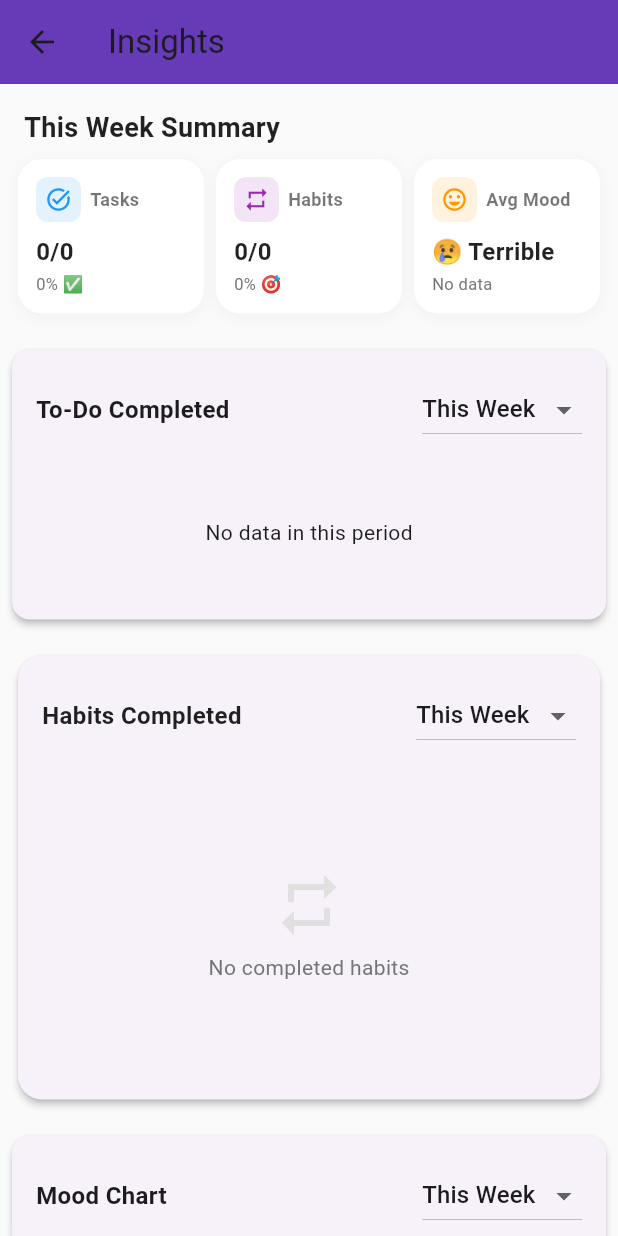
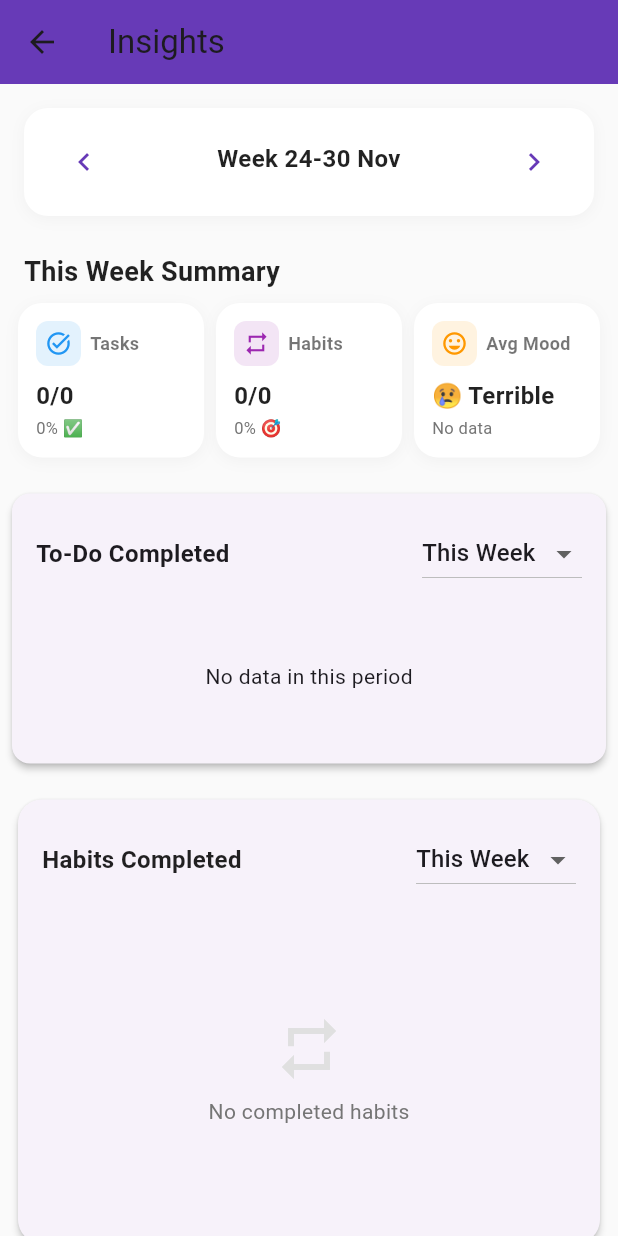
Before and after one commit to tranght0o/my_productivity_app, a Flutter app: the InsightScreen screen opened directly, on a phone screen of 412 x 824 dp. Run offline on Flutter 3.47's test engine with Material 3 defaults, Android fonts, the phone set to English and light mode, and no system bars; our stand-ins replace cloud_firestore, firebase_auth, firebase_core, fl_chart, month_picker_dialog, table_calendar; accounts and stored records are empty.

Commit message:
feat(insight_screen): add week selector with prev/next buttons, pass selectedWeek to children, add 'Go to this week' action

```diff
--- a/lib/screens/insight/insight_screen.dart
+++ b/lib/screens/insight/insight_screen.dart
@@ -1,11 +1,84 @@
+// lib/screens/insight/insight_screen.dart
 import 'package:flutter/material.dart';
 import 'widgets/todo_chart.dart';
 import 'widgets/habit_chart.dart';
 import 'widgets/mood_chart.dart';
 import 'widgets/insight_summary.dart';
 
-class InsightScreen extends StatelessWidget {
+/// Main Insight Screen - Now simplified to show weekly data only
+/// User can navigate between weeks using arrow buttons
+class InsightScreen extends StatefulWidget {
   const InsightScreen({super.key});
+
+  @override
+  State<InsightScreen> createState() => _InsightScreenState();
+}
+
+class _InsightScreenState extends State<InsightScreen> {
+  // Currently selected week (represented by any date in that week)
+  DateTime _selectedWeek = DateTime.now();
+
+  /// Get the Monday of the week containing the given date
+  DateTime _getMonday(DateTime date) {
+    // DateTime.monday = 1, Sunday = 7
+    final daysFromMonday = date.weekday - DateTime.monday;
+    return DateTime(date.year, date.month, date.day - daysFromMonday);
+  }
+
+  /// Get Sunday of the week (last day)
+  DateTime _getSunday(DateTime date) {
+    final monday = _getMonday(date);
+    return monday.add(const Duration(days: 6));
+  }
+
+  /// Move to previous week
+  void _previousWeek() {
+    setState(() {
+      _selectedWeek = _selectedWeek.subtract(const Duration(days: 7));
+    });
+  }
+
+  /// Move to next week
+  void _nextWeek() {
+    setState(() {
+      _selectedWeek = _selectedWeek.add(const Duration(days: 7));
+    });
+  }
+
+  /// Reset to current week
+  void _goToCurrentWeek() {
+    setState(() {
+      _selectedWeek = DateTime.now();
+    });
+  }
+
+  /// Check if selected week is the current week
+  bool _isCurrentWeek() {
+    final now = DateTime.now();
+    final currentMonday = _getMonday(now);
+    final selectedMonday = _getMonday(_selectedWeek);
+    return currentMonday.isAtSameMomentAs(selectedMonday);
+  }
+
+  /// Format week range for display: "1-7 Dec" or "28 Nov - 4 Dec"
+  String _getWeekLabel() {
+    final monday = _getMonday(_selectedWeek);
+    final sunday = _getSunday(_selectedWeek);
+
+    // Month names
+    const months = [
+      '', 'Jan', 'Feb', 'Mar', 'Apr', 'May', 'Jun',
+      'Jul', 'Aug', 'Sep', 'Oct', 'Nov', 'Dec'
+    ];
+
+    // If same month
+    if (monday.month == sunday.month) {
+      return '${monday.day}-${sunday.day} ${months[monday.month]}';
+    } else {
+      // Different months (e.g., week spanning Nov-Dec)
+      return '${monday.day} ${months[monday.month]} - ${sunday.day} ${months[sunday.month]}';
+    }
+  }
 
   @override
   Widget build(BuildContext context) {
@@ -15,20 +88,105 @@ class InsightScreen extends StatelessWidget {
         backgroundColor: Colors.deepPurple,
       ),
       backgroundColor: Colors.grey.shade50,
-      body: SingleChildScrollView(
-        child: Column(
-          children: const [
-            SizedBox(height: 8),
-            InsightSummary(),
-            SizedBox(height: 16),
-            TodoChart(),
-            SizedBox(height: 8),
-            HabitChart(),
-            SizedBox(height: 8),
-            MoodChart(),
-            SizedBox(height: 16),
-          ],
-        ),
+      body: Column(
+        children: [
+          // Week Selector Header
+          Container(
+            margin: const EdgeInsets.all(16),
+            padding: const EdgeInsets.symmetric(horizontal: 16, vertical: 12),
+            decoration: BoxDecoration(
+              color: Colors.white,
+              borderRadius: BorderRadius.circular(16),
+              boxShadow: [
+                BoxShadow(
+                  color: Colors.grey.withOpacity(0.1),
+                  blurRadius: 8,
+                  offset: const Offset(0, 2),
+                ),
+              ],
+            ),
+            child: Row(
+              mainAxisAlignment: MainAxisAlignment.spaceBetween,
+              children: [
+                // Previous week button
+                IconButton(
+                  icon: const Icon(Icons.chevron_left),
+                  color: Colors.deepPurple,
+                  onPressed: _previousWeek,
+                  tooltip: 'Previous week',
+                ),
+
+                // Week label and "Today" button
+                Expanded(
+                  child: Column(
+                    children: [
+                      Text(
+                        'Week ${_getWeekLabel()}',
+                        style: const TextStyle(
+                          fontSize: 16,
+                          fontWeight: FontWeight.bold,
+                          color: Colors.black87,
+                        ),
+                        textAlign: TextAlign.center,
+                      ),
+                      const SizedBox(height: 4),
+                      // Show "Today" button if not on current week
+                      if (!_isCurrentWeek())
+                        TextButton(
+                          onPressed: _goToCurrentWeek,
+                          style: TextButton.styleFrom(
+                            padding: const EdgeInsets.symmetric(
+                              horizontal: 12,
+                              vertical: 4,
+                            ),
+                            minimumSize: Size.zero,
+                            tapTargetSize: MaterialTapTargetSize.shrinkWrap,
+                          ),
+                          child: const Text(
+                            'Go to this week',
+                            style: TextStyle(fontSize: 12),
+                          ),
+                        ),
+                    ],
+                  ),
+                ),
+
+                // Next week button
+                IconButton(
+                  icon: const Icon(Icons.chevron_right),
+                  color: Colors.deepPurple,
+                  onPressed: _nextWeek,
+                  tooltip: 'Next week',
+                ),
+              ],
+            ),
+          ),
+
+          // Scrollable content with summary and charts
+          Expanded(
+            child: SingleChildScrollView(
+              child: Column(
+                children: [
+                  // Summary card - shows stats for selected week
+                  InsightSummary(selectedWeek: _selectedWeek),
+                  const SizedBox(height: 16),
+
+                  // Todo completion chart (7 days)
+                  TodoChart(selectedWeek: _selectedWeek),
+                  const SizedBox(height: 8),
+
+                  // Habit completion chart (7 days)
+                  HabitChart(selectedWeek: _selectedWeek),
+                  const SizedBox(height: 8),
+
+                  // Mood trend chart (7 days)
+                  MoodChart(selectedWeek: _selectedWeek),
+                  const SizedBox(height: 16),
+                ],
+              ),
+            ),
+          ),
+        ],
       ),
     );
   }
```
